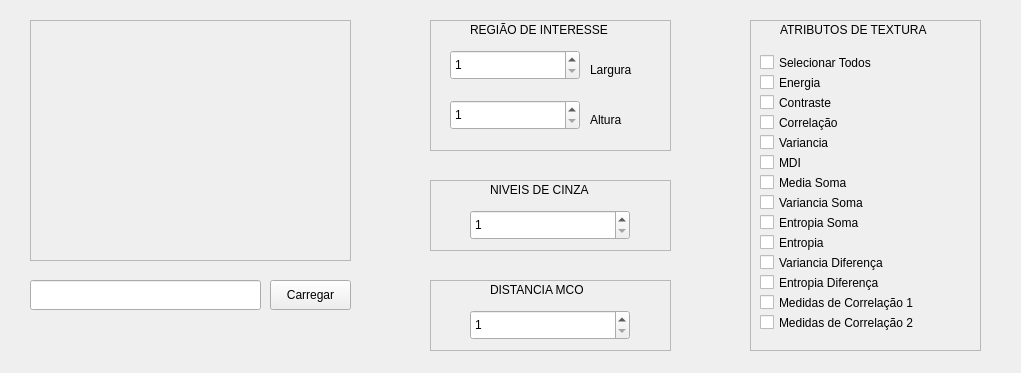
Above: mainwindow.ui from chr0m1ng/projetoWagyu before the change. Below: the same form after it.
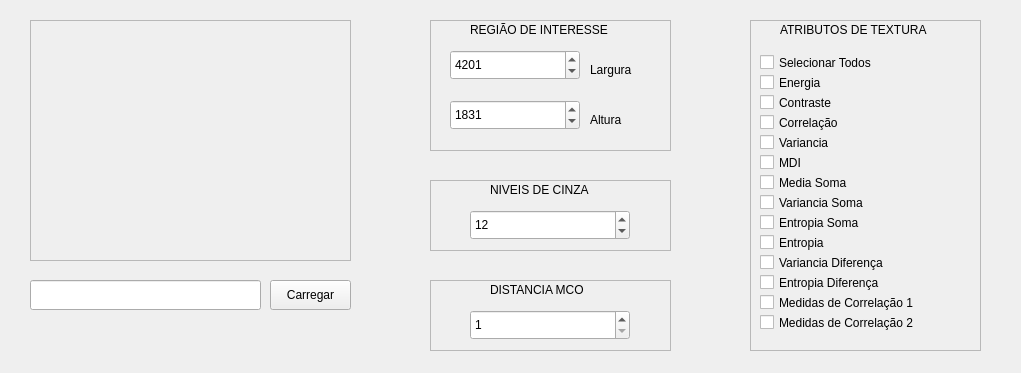
That is the form after the change.

The edit to the form file:
```diff
--- a/mainwindow.ui
+++ b/mainwindow.ui
@@ -119,6 +119,9 @@
      <property name="maximum">
       <number>999999</number>
      </property>
+     <property name="value">
+      <number>4201</number>
+     </property>
     </widget>
     <widget class="QSpinBox" name="AlturaSpinBox">
      <property name="geometry">
@@ -135,6 +138,9 @@
      <property name="maximum">
       <number>999999</number>
      </property>
+     <property name="value">
+      <number>1831</number>
+     </property>
     </widget>
    </widget>
    <widget class="QFrame" name="FrameNC">
@@ -180,6 +186,9 @@
      <property name="maximum">
       <number>64</number>
      </property>
+     <property name="value">
+      <number>12</number>
+     </property>
     </widget>
    </widget>
    <widget class="QFrame" name="FrameDMCO">
```
